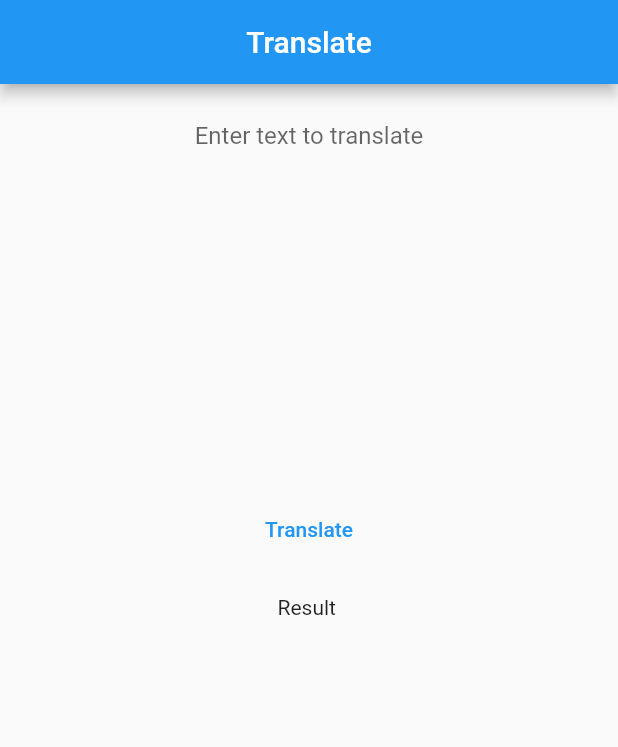
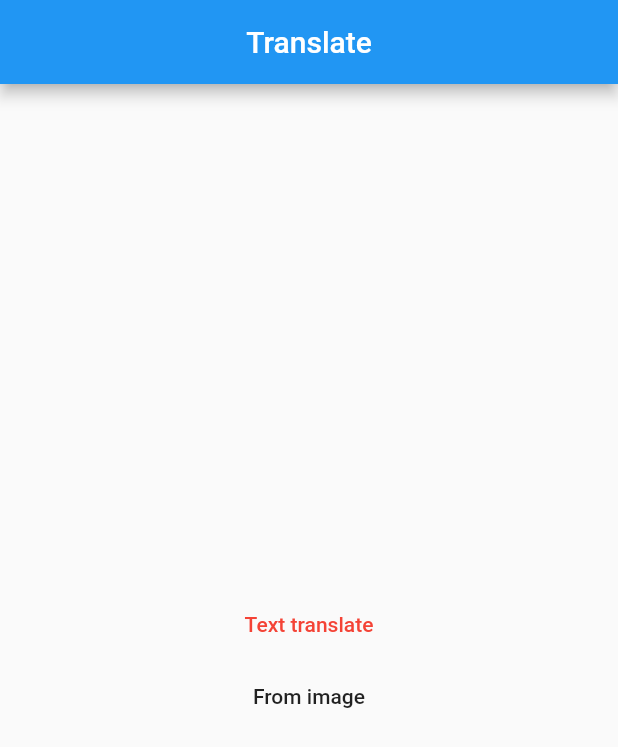
Before and after one commit to AaqilSh/Image-to-Text-Translation, a Flutter app: the screen it shows after launch, on a phone screen of 412 x 824 dp. Shown: the top 747 px of the screen. Run offline on Flutter 3.47's test engine with Material 2 defaults, Android fonts, the phone set to English and light mode, and no system bars.

```diff
--- a/lib/views/home_page.dart
+++ b/lib/views/home_page.dart
@@ -1,6 +1,7 @@
+import 'package:flutter/cupertino.dart';
 import 'package:flutter/material.dart';
-import 'package:flutter/painting.dart';
-import 'package:flutter/services.dart';
+
+import 'widgets/select_button.dart';
 
 class HomePage extends StatefulWidget {
   const HomePage({Key? key}) : super(key: key);
@@ -17,38 +18,15 @@ class _HomePageState extends State<HomePage> {
         title: const Text('Translate'),
         centerTitle: true,
       ),
-      body: Column(
-        mainAxisAlignment: MainAxisAlignment.start,
-        children: [
-          const SizedBox(
-            height: 25.0,
-          ),
-          const Flexible(
-            child: TextField(
-              textAlign: TextAlign.center,
-              maxLengthEnforcement: MaxLengthEnforcement.none,
-              expands: false,
-              maxLines: 12,
-              minLines: null,
-              decoration: InputDecoration.collapsed(
-                hintText: 'Enter text to translate',
-              ),
-            ),
-          ),
-          const SizedBox(
-            height: 20.0,
-          ),
-          Center(
-            child: TextButton(
-              child: const Text('Translate'),
-              onPressed: () {},
-            ),
-          ),
-          const SizedBox(
-            height: 20.0,
-          ),
-          const SelectableText('Result'),
-        ],
+      body: Center(
+        child: Column(
+          mainAxisAlignment: MainAxisAlignment.center,
+          crossAxisAlignment: CrossAxisAlignment.center,
+          children: [
+            const SelectButton(),
+            MaterialButton(onPressed: () {}, child: const Text('From image'))
+          ],
+        ),
       ),
     );
   }
--- /dev/null
+++ b/lib/views/widgets/select_button.dart
@@ -0,0 +1,21 @@
+import 'package:flutter/material.dart';
+
+class SelectButton extends StatelessWidget {
+  const SelectButton({
+    Key? key,
+  }) : super(key: key);
+
+  @override
+  Widget build(BuildContext context) {
+    return MaterialButton(
+      onPressed: () {},
+      child: const Text('Text translate'),
+      textColor: Colors.red,
+      shape: const RoundedRectangleBorder(
+        borderRadius: BorderRadius.all(
+          Radius.circular(12.0),
+        ),
+      ),
+    );
+  }
+}
```
Also changed, not shown: lib/models/text_model.dart (added, +7 -0 lines), lib/views/text_translate.dart (+33 -4 lines), pubspec.yaml (+2 -6 lines), pubspec.lock, 2 other files.
